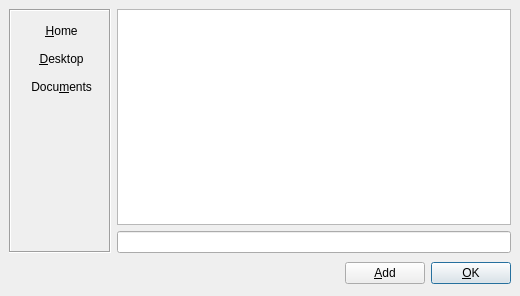
Above: pootling/ui/FileDialog.ui from cc-archive/pootle before the change. Below: the same form after it.
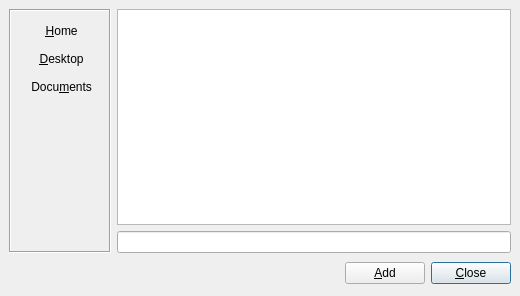
That is the form after the change. Icons and pictures are not drawn.

Diff of the .ui file:
```diff
--- a/pootling/ui/FileDialog.ui
+++ b/pootling/ui/FileDialog.ui
@@ -28,7 +28,7 @@
    <item row="2" column="3" >
     <widget class="QPushButton" name="btnOK" >
      <property name="text" >
-      <string>&amp;OK</string>
+      <string>&amp;Close</string>
      </property>
     </widget>
    </item>
```
Left out of the diff: 5 changed lines with no effect on the pictures.
